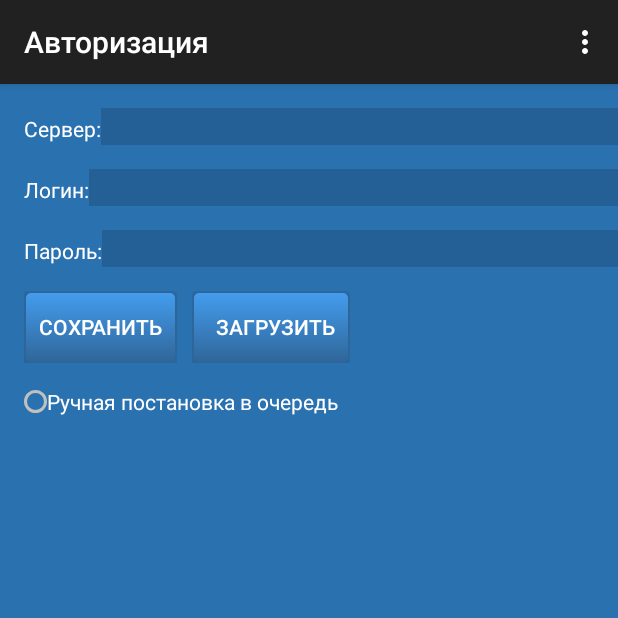
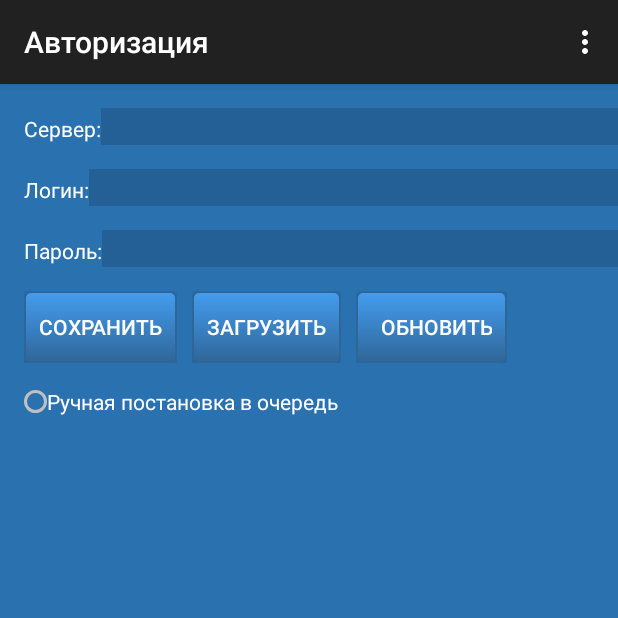
Before and after one commit to developerc/TaxiAndroid5, an Android app: the FourActivity screen opened directly, with no data from a screen before it, on a phone screen of 412 x 824 dp, the top half of it. Run offline under Robolectric (Android 15) with nearby library versions, the phone set to English and light mode, and no system bars.

```diff
--- a/taxiandr/src/main/java/com/taxiandroid/ru/taxiandr/MainActivity.java
+++ b/taxiandr/src/main/java/com/taxiandroid/ru/taxiandr/MainActivity.java
@@ -301,6 +301,7 @@ public class MainActivity extends AppCompatActivity
                 Toast.makeText(getApplicationContext(), "Ошибка соединения с сервером!", Toast.LENGTH_SHORT).show();
             } else {
                 if (errPost.contains("none")) {
+
                     //Toast.makeText(getApplicationContext(), "Сервер ответил ОК", Toast.LENGTH_SHORT).show();
                     //если без ошибок отправили POST то шлем GET для получения списка заказов и если если там есть этот заказ, то стартуем ActivityTwo
                 /*    Log.d(TAG, "******************* отправляем GetAsincTask из POST   *****************************");
@@ -320,6 +321,8 @@ public class MainActivity extends AppCompatActivity
                 } else {
                     Toast.makeText(getApplicationContext(), resPost, Toast.LENGTH_SHORT).show();
                 }
+                Log.d(TAG,"errPost = " + errPost);
+                Log.d(TAG,"resPost = " + resPost);
             }
 
         }
--- a/taxiandr/src/main/res/layout/activity_four.xml
+++ b/taxiandr/src/main/res/layout/activity_four.xml
@@ -138,7 +138,7 @@
                 android:layout_width="wrap_content"
                 android:layout_height="wrap_content"
                 android:orientation="vertical"
-
+                android:paddingRight="10dp"
                 >
             <Button
                 android:layout_width="wrap_content"
@@ -147,10 +147,29 @@
                 android:id="@+id/btnLoad"
                 android:background="@drawable/my_btn_start"
                 android:textColor="@drawable/white_color"
-                android:paddingLeft="@dimen/activity_horizontal_margin"
+
                 >
             </Button>
                 </LinearLayout>
+
+            <LinearLayout
+                android:id="@+id/linearLayout7"
+                android:layout_width="wrap_content"
+                android:layout_height="wrap_content"
+                android:orientation="vertical"
+
+                >
+                <Button
+                    android:layout_width="wrap_content"
+                    android:layout_height="wrap_content"
+                    android:text="@string/update_app"
+                    android:id="@+id/btnUpdate"
+                    android:background="@drawable/my_btn_start"
+                    android:textColor="@drawable/white_color"
+                    android:paddingLeft="@dimen/activity_horizontal_margin"
+                    >
+                </Button>
+            </LinearLayout>
 
         </LinearLayout>
 
--- a/taxiandr/src/main/res/values/strings.xml
+++ b/taxiandr/src/main/res/values/strings.xml
@@ -42,6 +42,7 @@
     <string name="title_activity_activity_seven">Очередь</string>
     <string name="title_activity_activity_eight">Стоянки</string>
     <string name="queue_by_hand">Ручная постановка в очередь</string>
+    <string name="update_app">Обновить</string>
 
 
 </resources>
```
